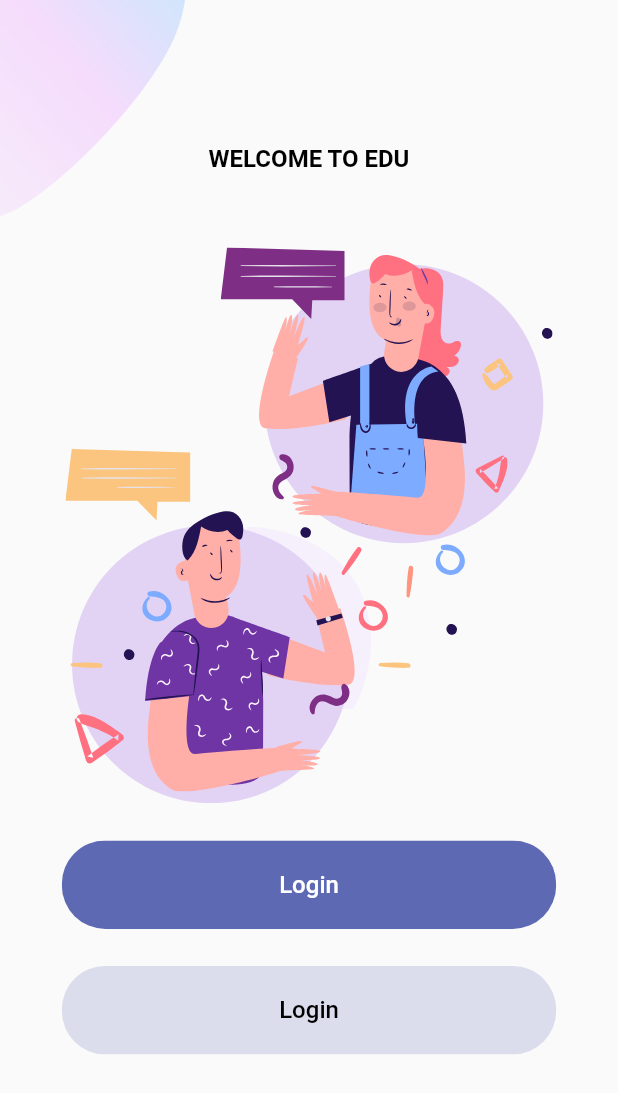
After one commit to guilhermedacruzz/TCC_APP, a Flutter app: the FirstPage screen opened directly, on a phone screen of 412 x 824 dp. The commit adds this screen. Shown: the top 1093 px of the screen. Run offline on Flutter 3.47's test engine with Material 2 defaults, Android fonts, the phone set to English and light mode, and no system bars; our stand-ins replace flutter_svg; project files that could hold a hidden picture were left out.

Commit message:
tela de login horrível

```diff
--- a/lib/main.dart
+++ b/lib/main.dart
@@ -1,4 +1,5 @@
 import 'package:flutter/material.dart';
+import 'package:tcc/pages/first_page.dart';
 import 'package:tcc/pages/welcome_page.dart';
 
 void main() {
--- /dev/null
+++ b/lib/pages/background.dart
@@ -0,0 +1,42 @@
+import 'package:flutter/material.dart';
+
+class Background extends StatelessWidget {
+  final Widget child;
+  const Background({
+    Key? key,
+    required this.child,
+  }) : super(key: key);
+
+  @override
+  Widget build(BuildContext context) {
+    Size size = MediaQuery.of(context).size;
+    return SizedBox(
+      height: size.height,
+      width: double.infinity,
+      child: Stack(
+        alignment: Alignment.center,
+        children: [
+          Positioned(
+            top: 0,
+            left: 0,
+            child: Image.asset(
+              "img/main_top.png",
+              width: size.width * 0.3,
+            ),
+          ),
+          Positioned(
+            child: Positioned(
+              bottom: 0,
+              left: 0,
+              child: Image.asset(
+                "img/main_bottom.png",
+                width: size.width * 0.2,
+              ),
+            ),
+          ),
+          child,
+        ],
+      ),
+    );
+  }
+}
--- /dev/null
+++ b/lib/pages/body.dart
@@ -0,0 +1,50 @@
+import 'package:flutter/material.dart';
+import 'package:tcc/misc/colors.dart';
+import 'package:tcc/pages/background.dart';
+import 'package:tcc/widgets/app_large_text.dart';
+import 'package:flutter_svg/svg.dart';
+import 'package:tcc/widgets/app_text.dart';
+
+import '../widgets/main_button.dart';
+
+class Body extends StatelessWidget {
+  const Body({super.key});
+
+  @override
+  Widget build(BuildContext context) {
+    Size size = MediaQuery.of(context).size;
+    return Background(
+      child: SingleChildScrollView(
+        child: Column(
+          mainAxisAlignment: MainAxisAlignment.center,
+          children: [
+            AppLargeText(
+              text: "WELCOME TO EDU",
+              size: 16,
+            ),
+            SizedBox(height: size.height * 0.06),
+            SvgPicture.asset(
+              "icons/chat.svg",
+              height: size.height * 0.45,
+            ),
+            SizedBox(height: size.height * 0.03),
+            MainButton(
+              text: "Login",
+              color: AppColors.mainColor,
+              textColor: Colors.white,
+              press: (){},
+            ),
+            SizedBox(height: size.height * 0.03),
+            MainButton(
+              text: "Login",
+              color: AppColors.mainColor.withOpacity(0.2),
+              textColor: Colors.black,
+              press: (){},
+            ),
+            SizedBox(height: size.height * 0.03),
+          ],
+        ),
+      ),
+    );
+  }
+}
--- /dev/null
+++ b/lib/pages/first_page.dart
@@ -0,0 +1,11 @@
+import 'package:flutter/material.dart';
+import 'package:tcc/pages/body.dart';
+
+class FirstPage extends StatelessWidget {
+  const FirstPage({super.key});
+
+  @override
+  Widget build(BuildContext context) {
+    return Scaffold(body: Body(),);
+  }
+}
--- /dev/null
+++ b/lib/widgets/main_button.dart
@@ -0,0 +1,33 @@
+import 'package:flutter/material.dart';
+import 'package:tcc/widgets/app_text.dart';
+
+class MainButton extends StatelessWidget {
+  final String text;
+  final Color color, textColor;
+  final Function press;
+
+  const MainButton({
+    Key? key,
+    required this.text,
+    required this.color,
+    required this.textColor,
+    required this.press,
+  }) : super(key: key);
+
+  @override
+  Widget build(BuildContext context) {
+    Size size = MediaQuery.of(context).size;
+    return SizedBox(
+      width: size.width * 0.8,
+      child: ClipRRect(
+        borderRadius: BorderRadius.circular(29),
+        child: FlatButton(
+          onPressed: () => press(),
+          color: color,
+          padding: const EdgeInsets.symmetric(vertical: 20, horizontal: 40),
+          child: AppText(text: text, color: textColor),
+        ),
+      ),
+    );
+  }
+}
--- a/pubspec.yaml
+++ b/pubspec.yaml
@@ -42,6 +42,7 @@ dependencies:
   http: ^0.13.5
   validators: ^3.0.0
   carousel_slider: ^4.1.1
+  flutter_svg: ^1.1.5
 
 dev_dependencies:
   flutter_test:
@@ -100,6 +101,7 @@ flutter:
     - assets/images/sapo.png
     - assets/images/carousel/1.png
     - img/
+    - icons/
   fonts:
     - family: Blinker
       fonts:
```
Also changed, not shown: icons/chat.svg (added), icons/facebook.svg (added), icons/google-plus.svg (added), icons/login.svg (added), icons/signup.svg (added), icons/twitter.svg (added), img/login_bottom.png (added), img/main_bottom.png (added), img/main_top.png (added), img/signup_top.png (added), pubspec.lock.
